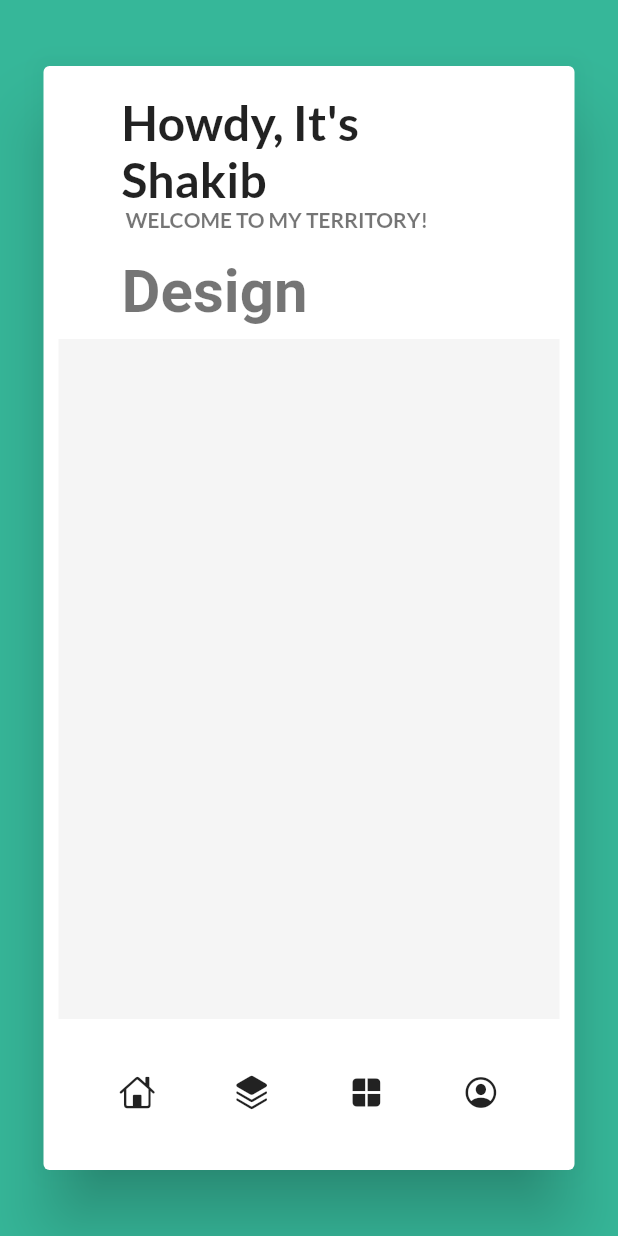
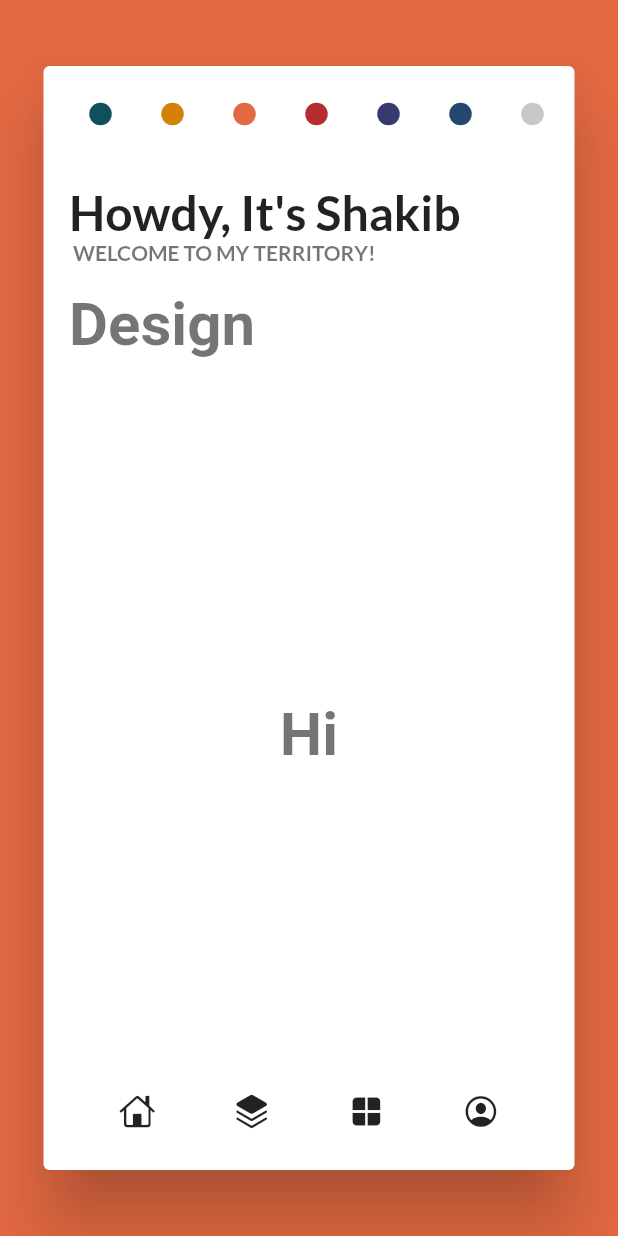
Before and after one commit to devShakib015/my_portfolio, a Flutter app: the screen it shows after launch, on a phone screen of 412 x 824 dp. Run offline on Flutter 3.47's test engine with Material 2 defaults, Android fonts, the phone set to English and light mode, and no system bars; drawn by our look-alikes of animated_text_kit; our stand-ins replace google_fonts.

Commit message:
Added Animation

```diff
--- a/lib/Custom Things/custom_colors.dart
+++ b/lib/Custom Things/custom_colors.dart
@@ -1,7 +1,19 @@
-import 'package:flutter/cupertino.dart';
+import 'package:flutter/material.dart';
 
 class CustomColors {
   CustomColors._();
 
-  static final Color primaryColor = Color(0xff36B799);
+  static final Color primaryColor = Color(0xff181818);
+
+  static final List<Color> bgColors = [
+    Color(0xff10505B),
+    Color(0xffD48207),
+    Color(0xffE36942),
+    Color(0xffB72C31),
+    Color(0xff353A71),
+    Color(0xff25476D),
+    Color(0xffC7C8CA),
+  ];
 }
+
+///
--- a/lib/Custom Things/custom_strings.dart
+++ b/lib/Custom Things/custom_strings.dart
@@ -1,11 +1,17 @@
 class CustomStrings {
   CustomStrings._();
 
-  static final String keyword1 = "Design";
-  static final String keyword2 = "Develop";
-  static final String keyword3 = "Debug";
-  static final String keyword4 = "Deploy";
+  static final List<String> keywords = ["Design", "Develop", "Debug", "Deploy"];
 
   static final String headLine = "Howdy, It's Shakib";
   static final String tagLine = " Welcome to my territory!";
+
+  static final List<String> homePageMainContents = [
+    "Hi",
+    "Are you looking for a Flutter Developer?",
+    "Then you are at the right place",
+    "Look around and explore",
+    "You will like me, I guess!",
+    "If you don't, thanks for visiting me!"
+  ];
 }
--- a/lib/Custom Things/responsive_size.dart
+++ b/lib/Custom Things/responsive_size.dart
@@ -2,17 +2,17 @@ class ResponsiveSize {
   ResponsiveSize._();
 
   static final int fhdWidth = 1600;
-  static final int fhdHeight = 1080;
+  static final int fhdHeight = 800;
 
   static final int hdWidth = 1300;
-  static final int hdHeight = 800;
+  static final int hdHeight = 700;
 
   static final int normalWidth = 1140;
-  static final int normalHeight = 720;
+  static final int normalHeight = 650;
 
   static final int tabWidth = 780;
-  static final int tabHeight = 1080;
+  static final int tabHeight = 800;
 
-  static final int mobileWidth = 350;
-  static final int mobileHeight = 800;
+  static final int mobileWidth = 430;
+  static final int mobileHeight = 600;
 }
--- a/lib/Pages/app_structure.dart
+++ b/lib/Pages/app_structure.dart
@@ -1,3 +1,4 @@
+import 'dart:math';
 import 'package:flutter/cupertino.dart';
 import 'package:flutter/material.dart';
 import 'package:my_portfolio/Custom%20Things/custom_colors.dart';
@@ -14,6 +15,7 @@ class AppStructure extends StatefulWidget {
 
 class _AppStructureState extends State<AppStructure> {
   int _selectedTab = 1;
+  int _selectedBg = Random().nextInt(CustomColors.bgColors.length);
 
   Widget _selectTabs() {
     if (_selectedTab == 1) {
@@ -32,14 +34,25 @@ class _AppStructureState extends State<AppStructure> {
     double _height = MediaQuery.of(context).size.height;
 
     return Scaffold(
-      backgroundColor: CustomColors.primaryColor,
-      body: Padding(
+      //Backgroud Color
+      backgroundColor: CustomColors.bgColors[_selectedBg],
+      body: Stack(
+        children: [
+          AnimatedContainer(
+            duration: Duration(seconds: 1),
+            curve: Curves.easeInBack,
+            width: _width,
+            height: _height,
+            color: CustomColors.bgColors[_selectedBg],
+          ),
+          Padding(
             padding: _width >= ResponsiveSize.fhdWidth
                 ? const EdgeInsets.symmetric(horizontal: 200, vertical: 80)
                 : (_width >= ResponsiveSize.hdWidth
                     ? const EdgeInsets.symmetric(horizontal: 160, vertical: 80)
                     : (_width >= ResponsiveSize.normalWidth
-                    ? const EdgeInsets.symmetric(horizontal: 120, vertical: 80)
+                        ? const EdgeInsets.symmetric(
+                            horizontal: 120, vertical: 80)
                         : (_width >= ResponsiveSize.tabWidth
                             ? const EdgeInsets.symmetric(
                                 horizontal: 60, vertical: 60)
@@ -53,18 +66,53 @@ class _AppStructureState extends State<AppStructure> {
                     child: Padding(
                       padding: const EdgeInsets.all(2.0),
                       child: Column(
+                        crossAxisAlignment: CrossAxisAlignment.stretch,
                         children: [
+                          Padding(
+                            padding: const EdgeInsets.symmetric(
+                                horizontal: 2, vertical: 6),
+                            child: Wrap(
+                              alignment: WrapAlignment.end,
+                              runAlignment: WrapAlignment.end,
+                              children: CustomColors.bgColors
+                                  .map(
+                                    (color) => MaterialButton(
+                                      padding: EdgeInsets.zero,
+                                      minWidth: 30,
+                                      height: 18,
+                                      onPressed: () {
+                                        setState(() {
+                                          _selectedBg = CustomColors.bgColors
+                                              .indexOf(color);
+                                        });
+                                      },
+                                      child: Container(
+                                        width: 15,
+                                        height: 15,
+                                        decoration: BoxDecoration(
+                                          color: color,
+                                          borderRadius: BorderRadius.circular(
+                                            50,
+                                          ),
+                                        ),
+                                      ),
+                                    ),
+                                  )
+                                  .toList(),
+                            ),
+                          ),
                           Expanded(
                             child: _selectTabs(),
                           ),
                           Container(
                             height: _height >= ResponsiveSize.tabHeight
-                            ? _height * 0.07
+                                ? _height * 0.09
                                 : _height * 0.12,
                             child: Padding(
                               padding: const EdgeInsets.all(8.0),
                               child: Row(
-                            mainAxisAlignment: MainAxisAlignment.spaceEvenly,
+                                mainAxisAlignment:
+                                    MainAxisAlignment.spaceEvenly,
                                 crossAxisAlignment: CrossAxisAlignment.center,
                                 children: [
                                   IconButton(
@@ -136,6 +184,8 @@ class _AppStructureState extends State<AppStructure> {
                     ),
                   ),
           ),
+        ],
+      ),
     );
   }
 }
--- a/lib/Pages/components/heading_text.dart
+++ b/lib/Pages/components/heading_text.dart
@@ -2,14 +2,17 @@ import 'package:flutter/material.dart';
 import 'package:my_portfolio/Custom%20Things/custom_strings.dart';
 
 class HeadingText extends StatelessWidget {
+  final double responsivePadding;
   const HeadingText({
     Key? key,
+    required this.responsivePadding,
   }) : super(key: key);
 
   @override
   Widget build(BuildContext context) {
     return Padding(
-      padding: const EdgeInsets.symmetric(horizontal: 50, vertical: 16),
+      padding:
+          EdgeInsets.symmetric(horizontal: responsivePadding, vertical: 16),
       child: Column(
         crossAxisAlignment: CrossAxisAlignment.start,
         children: [
--- /dev/null
+++ b/lib/Pages/components/home_page_main_container.dart
@@ -0,0 +1,54 @@
+import 'package:animated_text_kit/animated_text_kit.dart';
+import 'package:flutter/material.dart';
+import 'package:google_fonts/google_fonts.dart';
+import 'package:my_portfolio/Custom%20Things/custom_strings.dart';
+import 'package:my_portfolio/Custom%20Things/responsive_size.dart';
+
+class HomePageMainContainer extends StatelessWidget {
+  const HomePageMainContainer({
+    Key? key,
+    required double height,
+    required double width,
+  })  : _height = height,
+        _width = width,
+        super(key: key);
+
+  final double _height;
+  final double _width;
+
+  @override
+  Widget build(BuildContext context) {
+    return Container(
+      height: _height >= ResponsiveSize.fhdHeight ? 500 : 300,
+      child: Padding(
+        padding: const EdgeInsets.all(8.0),
+        child: Container(
+          child: Center(
+            child: Padding(
+              padding: const EdgeInsets.all(16.0),
+              child: DefaultTextStyle(
+                textAlign: TextAlign.center,
+                style: GoogleFonts.roboto(
+                  color: Colors.black54,
+                  fontSize: _width >= ResponsiveSize.tabWidth ? 60 : 40,
+                  fontWeight: FontWeight.bold,
+                ),
+                child: AnimatedTextKit(
+                  animatedTexts: CustomStrings.homePageMainContents
+                      .map(
+                        (text) => FadeAnimatedText(
+                          text,
+                          textAlign: TextAlign.center,
+                        ),
+                      )
+                      .toList(),
+                  repeatForever: true,
+                ),
+              ),
+            ),
+          ),
+        ),
+      ),
+    );
+  }
+}
--- a/lib/Pages/components/typewriter_animated_text.dart
+++ b/lib/Pages/components/typewriter_animated_text.dart
@@ -16,24 +16,14 @@ class TypewriterAnimatedTextHome extends StatelessWidget {
       child: DefaultTextStyle(
         style: _textStyle,
         child: AnimatedTextKit(
-          animatedTexts: [
-            TypewriterAnimatedText(
-              CustomStrings.keyword1,
-              speed: Duration(milliseconds: 200),
-            ),
-            TypewriterAnimatedText(
-              CustomStrings.keyword2,
-              speed: Duration(milliseconds: 200),
-            ),
-            TypewriterAnimatedText(
-              CustomStrings.keyword3,
-              speed: Duration(milliseconds: 200),
-            ),
-            TypewriterAnimatedText(
-              CustomStrings.keyword4,
-              speed: Duration(milliseconds: 200),
-            ),
-          ],
+          animatedTexts: CustomStrings.keywords
+              .map(
+                (text) => TyperAnimatedText(
+                  text,
+                  speed: Duration(milliseconds: 200),
+                ),
+              )
+              .toList(),
           repeatForever: true,
         ),
       ),
--- a/lib/Pages/home_page.dart
+++ b/lib/Pages/home_page.dart
@@ -1,12 +1,15 @@
 import 'package:flutter/material.dart';
 import 'package:my_portfolio/Custom%20Things/responsive_size.dart';
 import 'package:my_portfolio/Pages/components/heading_text.dart';
+import 'package:my_portfolio/Pages/components/home_page_main_container.dart';
 import 'package:my_portfolio/Pages/components/typewriter_animated_text.dart';
 
 class HomePage extends StatelessWidget {
   @override
   Widget build(BuildContext context) {
     double _width = MediaQuery.of(context).size.width;
+    double _height = MediaQuery.of(context).size.height;
+    double _responsivePadding = _width >= ResponsiveSize.mobileWidth ? 50 : 15;
     return Container(
       child: SingleChildScrollView(
         child: Column(
@@ -15,15 +18,18 @@ class HomePage extends StatelessWidget {
             _width >= ResponsiveSize.tabWidth
                 ? Row(
                     mainAxisSize: MainAxisSize.max,
+                    crossAxisAlignment: CrossAxisAlignment.center,
                     mainAxisAlignment: MainAxisAlignment.spaceBetween,
                     children: [
-                      HeadingText(),
+                      HeadingText(
+                        responsivePadding: _responsivePadding,
+                      ),
                       Expanded(
                         child: Align(
                           alignment: Alignment.topRight,
                           child: Padding(
-                            padding: const EdgeInsets.symmetric(
-                                horizontal: 50, vertical: 30),
+                            padding: EdgeInsets.symmetric(
+                                horizontal: _responsivePadding, vertical: 30),
                             child: TypewriterAnimatedTextHome(),
                           ),
                         ),
@@ -33,30 +39,21 @@ class HomePage extends StatelessWidget {
                 : Column(
                     crossAxisAlignment: CrossAxisAlignment.start,
                     children: [
-                      HeadingText(),
+                      HeadingText(
+                        responsivePadding: _responsivePadding,
+                      ),
                       Align(
                         alignment: Alignment.topLeft,
                         child: Padding(
-                          padding: const EdgeInsets.symmetric(
-                            horizontal: 50,
+                          padding: EdgeInsets.symmetric(
+                            horizontal: _responsivePadding,
                           ),
                           child: TypewriterAnimatedTextHome(),
                         ),
                       ),
                     ],
                   ),
-            Container(
-              height: 1000,
-              child: Padding(
-                padding: const EdgeInsets.all(8.0),
-                child: Container(
-                  color: Colors.grey[100],
-                  child: Center(
-                    child: Text("Something!!"),
-                  ),
-                ),
-              ),
-            ),
+            HomePageMainContainer(height: _height, width: _width),
           ],
         ),
       ),
--- a/lib/main.dart
+++ b/lib/main.dart
@@ -3,7 +3,10 @@ import 'package:google_fonts/google_fonts.dart';
 import 'package:my_portfolio/Custom%20Things/custom_colors.dart';
 import 'package:my_portfolio/Pages/app_structure.dart';
 
-void main() => runApp(MyApp());
+void main() {
+  WidgetsFlutterBinding.ensureInitialized();
+  runApp(MyApp());
+}
 
 class MyApp extends StatelessWidget {
   @override
```
Also changed, not shown: 2 other files. Lines whose indentation alone changed are shown as unchanged.
